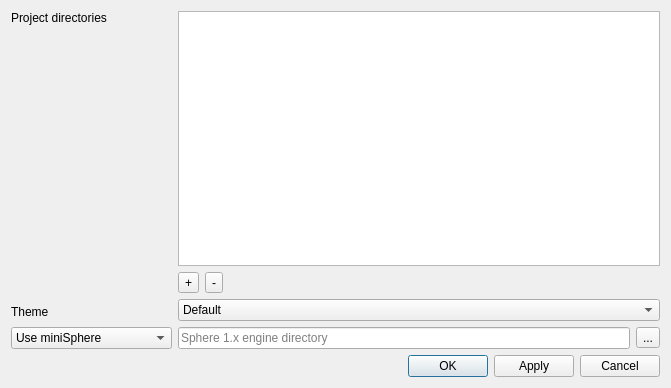
This is src/settingswindow.ui in Eggbertx/QtSphere-IDE as Qt 5 draws it before an edit. The edited form follows.
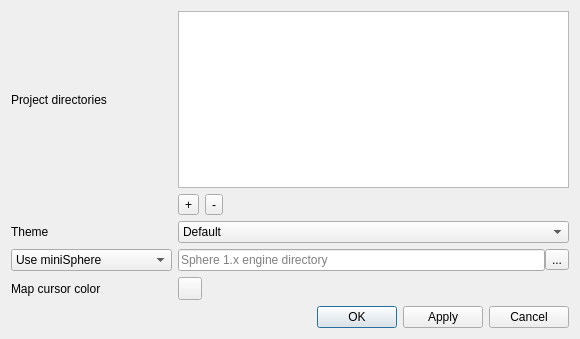
This is the edited form. Custom widgets are drawn as their Qt base class.

Commit message: Add color button, option to set selector color, and entity dialog, save window geometry

```diff
--- a/src/settingswindow.ui
+++ b/src/settingswindow.ui
@@ -6,92 +6,57 @@
    <rect>
     <x>0</x>
     <y>0</y>
-    <width>671</width>
-    <height>388</height>
+    <width>580</width>
+    <height>339</height>
    </rect>
   </property>
-  <property name="sizePolicy">
-   <sizepolicy hsizetype="Preferred" vsizetype="Expanding">
-    <horstretch>0</horstretch>
-    <verstretch>0</verstretch>
-   </sizepolicy>
+  <property name="minimumSize">
+   <size>
+    <width>580</width>
+    <height>339</height>
+   </size>
+  </property>
+  <property name="maximumSize">
+   <size>
+    <width>580</width>
+    <height>368</height>
+   </size>
   </property>
   <property name="windowTitle">
    <string>Configure QtSphere IDE</string>
   </property>
-  <layout class="QVBoxLayout" name="verticalLayout">
-   <item>
-    <layout class="QHBoxLayout" name="horizontalLayout_2">
-     <item>
-      <layout class="QVBoxLayout" name="verticalLayout_2">
-       <item>
-        <widget class="QLabel" name="projectDirectories_lbl">
-         <property name="text">
-          <string>Project directories</string>
-         </property>
-        </widget>
-       </item>
-       <item>
-        <spacer name="verticalSpacer">
-         <property name="orientation">
-          <enum>Qt::Vertical</enum>
-         </property>
-         <property name="sizeHint" stdset="0">
-          <size>
-           <width>20</width>
-           <height>40</height>
-          </size>
-         </property>
-        </spacer>
-       </item>
+  <property name="modal">
+   <bool>true</bool>
+  </property>
+  <layout class="QGridLayout" name="gridLayout">
+   <property name="sizeConstraint">
+    <enum>QLayout::SetNoConstraint</enum>
+   </property>
+   <item row="3" column="1">
+    <layout class="QHBoxLayout" name="engineDirLayout">
+     <property name="spacing">
+      <number>0</number>
+     </property>
        <item>
-        <widget class="QLabel" name="theme_lbl">
-         <property name="text">
-          <string>Theme</string>
+      <widget class="QLineEdit" name="legacyDir_txt">
+       <property name="placeholderText">
+        <string>Sphere 1.x engine directory</string>
          </property>
         </widget>
        </item>
        <item>
-        <spacer name="verticalSpacer_2">
-         <property name="orientation">
-          <enum>Qt::Vertical</enum>
-         </property>
-         <property name="sizeType">
-          <enum>QSizePolicy::Fixed</enum>
-         </property>
-         <property name="sizeHint" stdset="0">
-          <size>
-           <width>20</width>
-           <height>2</height>
-          </size>
-         </property>
-        </spacer>
-       </item>
-       <item>
-        <widget class="QComboBox" name="whichEngine_combo">
-         <property name="toolTip">
-          <string>&lt;html&gt;&lt;head/&gt;&lt;body&gt;&lt;p&gt;If the legacy engine is chosen on a non-Windows OS and WINE is available, it will be used.&lt;/p&gt;&lt;/body&gt;&lt;/html&gt;</string>
-         </property>
-         <item>
+      <widget class="QToolButton" name="legacyDir_btn">
           <property name="text">
-           <string>Use miniSphere</string>
-          </property>
-         </item>
-         <item>
-          <property name="text">
-           <string>Use Sphere 1.x (legacy)</string>
-          </property>
-         </item>
+        <string>...</string>
+       </property>
         </widget>
        </item>
       </layout>
      </item>
-     <item>
-      <layout class="QVBoxLayout" name="verticalLayout_3">
-       <item>
+   <item row="0" column="1">
         <widget class="QListWidget" name="projectDirsList">
          <property name="sizePolicy">
-          <sizepolicy hsizetype="Expanding" vsizetype="MinimumExpanding">
+      <sizepolicy hsizetype="Expanding" vsizetype="Fixed">
            <horstretch>0</horstretch>
            <verstretch>0</verstretch>
           </sizepolicy>
@@ -104,8 +69,8 @@
          </property>
         </widget>
        </item>
-       <item>
-        <layout class="QHBoxLayout" name="horizontalLayout_3">
+   <item row="1" column="1">
+    <layout class="QHBoxLayout" name="projectDirBtnsLayout">
          <item>
           <widget class="QToolButton" name="addDirButton">
            <property name="text">
@@ -135,64 +100,15 @@
          </item>
         </layout>
        </item>
-       <item>
-        <widget class="QComboBox" name="themeCombo">
-         <item>
+   <item row="2" column="0">
+    <widget class="QLabel" name="theme_lbl">
           <property name="text">
-           <string>Default</string>
-          </property>
-         </item>
-         <item>
-          <property name="text">
-           <string>Dark</string>
-          </property>
-         </item>
-         <item>
-          <property name="text">
-           <string>Blue</string>
-          </property>
-         </item>
-         <item>
-          <property name="text">
-           <string>Radnen</string>
-          </property>
-         </item>
-         <item>
-          <property name="text">
-           <string>Sublime</string>
-          </property>
-         </item>
-         <item>
-          <property name="text">
-           <string>Custom</string>
-          </property>
-         </item>
-        </widget>
-       </item>
-       <item>
-        <layout class="QHBoxLayout" name="horizontalLayout_4">
-         <item>
-          <widget class="QLineEdit" name="legacyDir_txt">
-           <property name="placeholderText">
-            <string>Sphere 1.x engine directory</string>
-           </property>
-          </widget>
-         </item>
-         <item>
-          <widget class="QToolButton" name="legacyDir_btn">
-           <property name="text">
-            <string>...</string>
-           </property>
-          </widget>
-         </item>
-        </layout>
-       </item>
-      </layout>
-     </item>
-    </layout>
-   </item>
-   <item>
-    <layout class="QHBoxLayout" name="horizontalLayout">
+      <string>Theme</string>
+     </property>
+    </widget>
+   </item>
+   <item row="6" column="1">
+    <layout class="QHBoxLayout" name="closeBtnsLayout">
      <item>
       <spacer name="horizontalSpacer_2">
        <property name="orientation">
@@ -200,8 +116,8 @@
        </property>
        <property name="sizeHint" stdset="0">
         <size>
-         <width>650</width>
-         <height>19</height>
+         <width>40</width>
+         <height>20</height>
         </size>
        </property>
       </spacer>
@@ -229,8 +145,90 @@
      </item>
     </layout>
    </item>
+   <item row="2" column="1">
+    <widget class="QComboBox" name="themeCombo">
+     <item>
+      <property name="text">
+       <string>Default</string>
+      </property>
+     </item>
+     <item>
+      <property name="text">
+       <string>Dark</string>
+      </property>
+     </item>
+     <item>
+      <property name="text">
+       <string>Blue</string>
+      </property>
+     </item>
+     <item>
+      <property name="text">
+       <string>Radnen</string>
+      </property>
+     </item>
+     <item>
+      <property name="text">
+       <string>Sublime</string>
+      </property>
+     </item>
+     <item>
+      <property name="text">
+       <string>Custom</string>
+      </property>
+     </item>
+    </widget>
+   </item>
+   <item row="3" column="0">
+    <widget class="QComboBox" name="whichEngine_combo">
+     <property name="toolTip">
+      <string>&lt;html&gt;&lt;head/&gt;&lt;body&gt;&lt;p&gt;If the legacy engine is chosen on a non-Windows OS and WINE is available, it will be used.&lt;/p&gt;&lt;/body&gt;&lt;/html&gt;</string>
+     </property>
+     <item>
+      <property name="text">
+       <string>Use miniSphere</string>
+      </property>
+     </item>
+     <item>
+      <property name="text">
+       <string>Use Sphere 1.x (legacy)</string>
+      </property>
+     </item>
+    </widget>
+   </item>
+   <item row="0" column="0">
+    <widget class="QLabel" name="projectDirectories_lbl">
+     <property name="text">
+      <string>Project directories</string>
+     </property>
+    </widget>
+   </item>
+   <item row="4" column="0">
+    <widget class="QLabel" name="label">
+     <property name="text">
+      <string>Map cursor color</string>
+     </property>
+    </widget>
+   </item>
+   <item row="4" column="1">
+    <widget class="ColorButton" name="mapCursorCol_btn">
+     <property name="text">
+      <string/>
+     </property>
+     <property name="arrowType">
+      <enum>Qt::NoArrow</enum>
+     </property>
+    </widget>
+   </item>
   </layout>
  </widget>
+ <customwidgets>
+  <customwidget>
+   <class>ColorButton</class>
+   <extends>QToolButton</extends>
+   <header>colorbutton.h</header>
+  </customwidget>
+ </customwidgets>
  <resources/>
  <connections/>
 </ui>
```
Left out of the diff: 6 changed lines with no effect on the pictures. Lines whose indentation alone changed are shown as unchanged. The commit also changes 10 other files.
